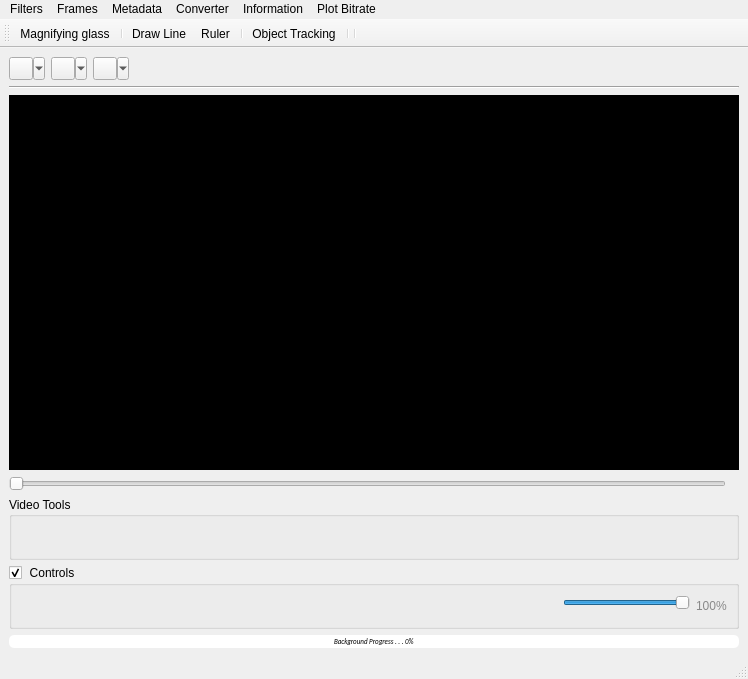
Qt form code/ui/ui_FmvPlayer.ui (All4Gis/QGISFMV) before a commit.
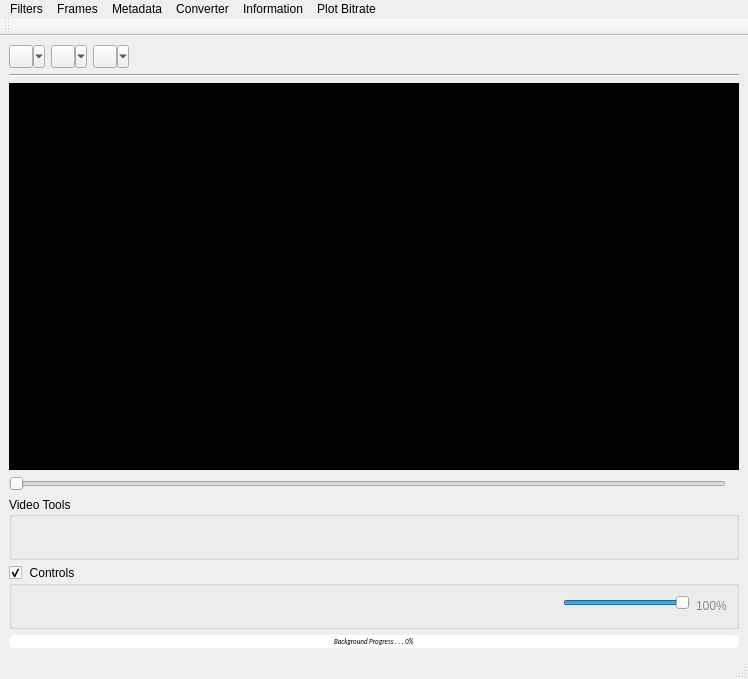
The same form after that commit. Icons and pictures are not drawn. Custom widgets are drawn as their Qt base class.

Commit message: Create draw toolbar from code (Imposible Add QtoolButton inside QtoolBar using desginer)

```diff
--- a/code/ui/ui_FmvPlayer.ui
+++ b/code/ui/ui_FmvPlayer.ui
@@ -747,14 +747,6 @@
    <attribute name="toolBarBreak">
     <bool>false</bool>
    </attribute>
-   <addaction name="actionMagnifying_glass"/>
-   <addaction name="separator"/>
-   <addaction name="actionDraw_Line"/>
-   <addaction name="actionRuler"/>
-   <addaction name="separator"/>
-   <addaction name="actionObject_Tracking"/>
-   <addaction name="separator"/>
-   <addaction name="separator"/>
   </widget>
   <action name="actionGray">
    <property name="checkable">
```
The commit also changes 11 other files.
